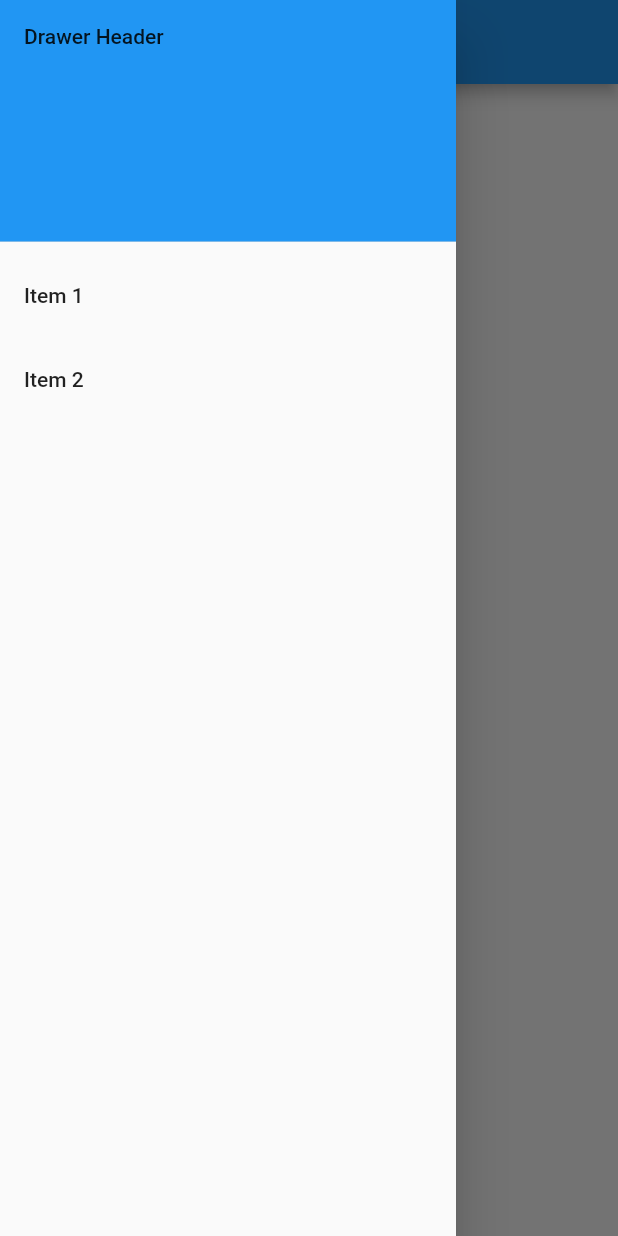
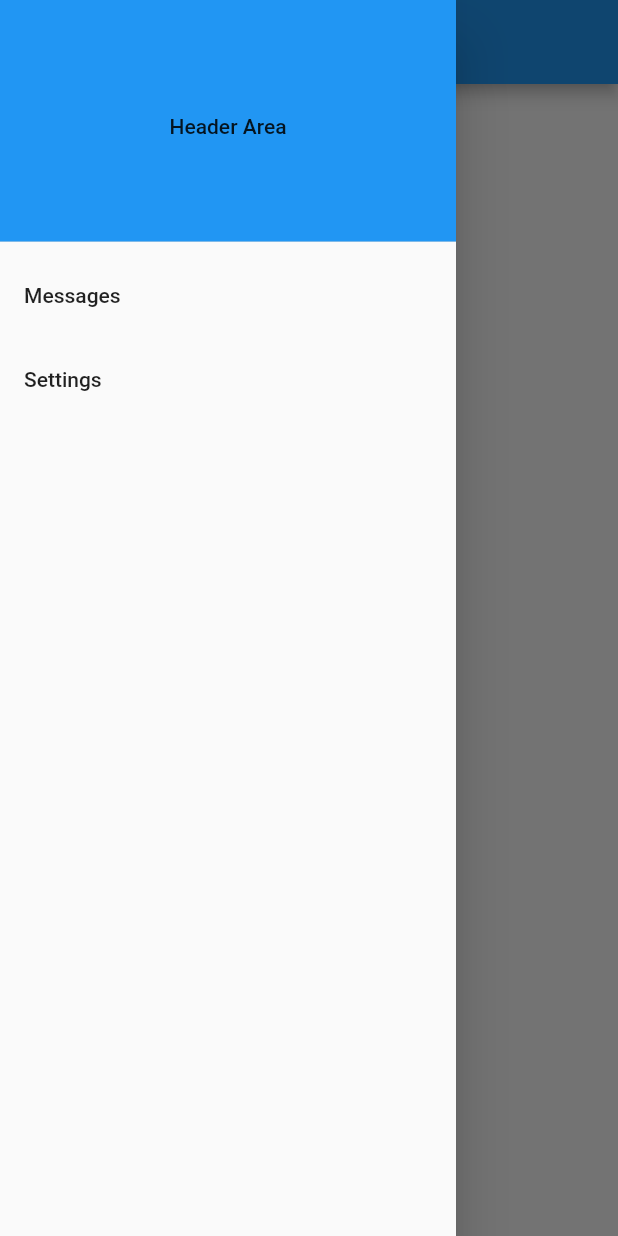
Before and after one commit to rashidthedeveloper/flutter-navigation-drawer-example, a Flutter app: the screen it shows after launch, with the side drawer open, on a phone screen of 412 x 824 dp. Run offline on Flutter 3.47's test engine with Material 2 defaults, Android fonts, the phone set to English and light mode, and no system bars.

Commit message:
drawer close

```diff
--- a/lib/main.dart
+++ b/lib/main.dart
@@ -1,29 +1,35 @@
 import 'package:flutter/material.dart';
+import 'package:flutter_navigation_drawer/messages.dart';
+import 'package:flutter_navigation_drawer/settings.dart';
 
 void main() => runApp(MyApp());
 
 class MyApp extends StatelessWidget {
-  final appTitle = 'Drawer Demo';
 
   @override
   Widget build(BuildContext context) {
     return MaterialApp(
-      title: appTitle,
-      home: MyHomePage(title: appTitle),
+      title: 'Flutter Tutorials',
+      initialRoute: '/',
+      routes: {
+    // When navigating to the "/" route, build the Main widget.
+    '/': (context) => Main(),
+    '/messages': (context) => Messages(),
+    '/settings': (context) => Settings()
+  },
+      // home: Main(),
     );
   }
 }
 
-class MyHomePage extends StatelessWidget {
-  final String title;
+class Main extends StatelessWidget {
 
-  MyHomePage({Key key, this.title}) : super(key: key);
 
   @override
   Widget build(BuildContext context) {
     return Scaffold(
-      appBar: AppBar(title: Text(title)),
-      body: Center(child: Text('My Page!')),
+      appBar: AppBar(title: Text('Flutter Navigation Drawer')),
+      body: Center(child: Text('Home')),
       drawer: Drawer(
         // Add a ListView to the drawer. This ensures the user can scroll
         // through the options in the drawer if there isn't enough vertical
@@ -33,27 +39,23 @@ class MyHomePage extends StatelessWidget {
           padding: EdgeInsets.zero,
           children: <Widget>[
             DrawerHeader(
-              child: Text('Drawer Header'),
+              child: Center(child:Text('Header Area')),
               decoration: BoxDecoration(
                 color: Colors.blue,
               ),
             ),
             ListTile(
-              title: Text('Item 1'),
+              title: Text('Messages'),
               onTap: () {
-                // Update the state of the app
-                // ...
-                // Then close the drawer
                 Navigator.pop(context);
+                Navigator.pushNamed(context, '/messages');
               },
             ),
             ListTile(
-              title: Text('Item 2'),
+              title: Text('Settings'),
               onTap: () {
-                // Update the state of the app
-                // ...
-                // Then close the drawer
                 Navigator.pop(context);
+                Navigator.pushNamed(context, '/settings');
               },
             ),
           ],
--- /dev/null
+++ b/lib/messages.dart
@@ -0,0 +1,27 @@
+import 'package:flutter/material.dart';
+
+
+
+class Messages extends StatelessWidget {
+
+  @override
+  Widget build(BuildContext context) {
+    return Main();
+  }
+}
+
+/// This is the stateless widget that the main application instantiates.
+class Main extends StatelessWidget {
+
+  @override
+  Widget build(BuildContext context) {
+    return Scaffold(
+      appBar: AppBar(
+        title: Text('Messages'),
+      ),
+      body: Center(
+        child: Text('See your messages here!')
+      ),
+    );
+  }
+}
--- /dev/null
+++ b/lib/settings.dart
@@ -0,0 +1,27 @@
+import 'package:flutter/material.dart';
+
+
+
+class Settings extends StatelessWidget {
+
+  @override
+  Widget build(BuildContext context) {
+    return Main();
+  }
+}
+
+/// This is the stateless widget that the main application instantiates.
+class Main extends StatelessWidget {
+
+  @override
+  Widget build(BuildContext context) {
+    return Scaffold(
+      appBar: AppBar(
+        title: Text('Settings'),
+      ),
+      body: Center(
+        child: Text('Configure your settings here!')
+      ),
+    );
+  }
+}
```
